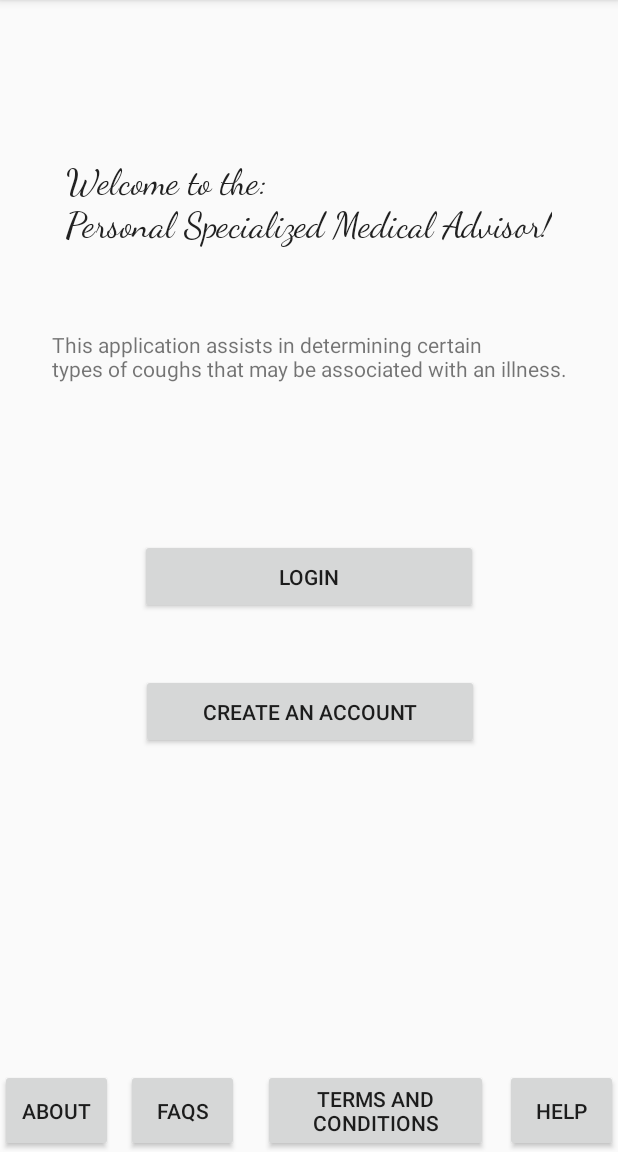
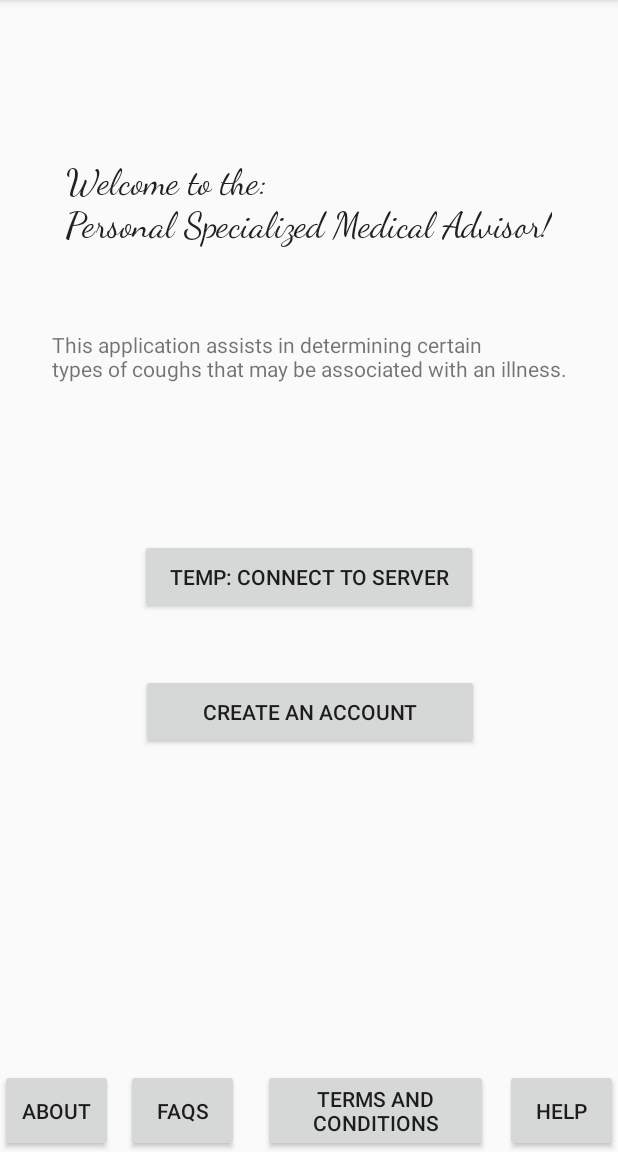
Before and after one commit to jonnn333/SeniorDesign24, an Android app: the screen it shows after launch (MainActivity), on a phone screen of 412 x 824 dp, the part 84-1236 px from its top. Run offline under Robolectric (Android 15) with nearby library versions, the phone set to English and light mode, and no system bars; 1 statement that could not run was skipped.

Commit message:
Basic Connection, Permissions, Layout
- Established basic connection with MATLAB server hosted by Dan
- Overrode Android Permissions (TODO: refine)
- Refined the layout of the app.

```diff
--- a/PSMA/app/src/main/AndroidManifest.xml
+++ b/PSMA/app/src/main/AndroidManifest.xml
@@ -1,6 +1,8 @@
 <?xml version="1.0" encoding="utf-8"?>
 <manifest xmlns:android="http://schemas.android.com/apk/res/android"
     package="capstones17_24.psma" >
+
+    <uses-permission android:name="android.permission.INTERNET" />
 
     <application
         android:allowBackup="true"
@@ -12,7 +14,6 @@
         <activity android:name=".MainActivity" >
             <intent-filter>
                 <action android:name="android.intent.action.MAIN" />
-
                 <category android:name="android.intent.category.LAUNCHER" />
             </intent-filter>
         </activity>
--- a/PSMA/app/src/main/java/capstones17_24/psma/MainActivity.java
+++ b/PSMA/app/src/main/java/capstones17_24/psma/MainActivity.java
@@ -1,20 +1,76 @@
 package capstones17_24.psma;
 
+import android.os.StrictMode;
 import android.support.v7.app.AppCompatActivity;
 import android.os.Bundle;
+import android.view.View;
 import android.widget.TextView;
+import android.widget.Toast;
+
+import android.media.MediaPlayer;
+import android.media.MediaRecorder;
+import android.os.Environment;
+import android.support.v7.app.AppCompatActivity;
+import android.os.Bundle;
+import android.view.View;
+import android.widget.Button;
+
+import java.io.IOException;
+import java.util.Random;
+import static android.Manifest.permission.RECORD_AUDIO;
+import static android.Manifest.permission.WRITE_EXTERNAL_STORAGE;
+import static capstones17_24.psma.Connection.*;
+
+import android.support.v4.app.ActivityCompat;
+import android.content.pm.PackageManager;
+import android.support.v4.content.ContextCompat;
+
 
 public class MainActivity extends AppCompatActivity {
 
     @Override
     protected void onCreate(Bundle savedInstanceState) {
         super.onCreate(savedInstanceState);
+
+
+        StrictMode.ThreadPolicy policy = new StrictMode.ThreadPolicy.Builder().permitAll().build();
+        StrictMode.setThreadPolicy(policy);
+
         setContentView(R.layout.activity_main);
 
     // Example of a call to a native method
     //TextView tv = (TextView) findViewById(R.id.sample_text);
     //tv.setText(stringFromJNI());
+
+        Button clickButton = (Button) findViewById(R.id.LoginButton);
+        clickButton.setOnClickListener( new View.OnClickListener() {
+
+            @Override
+            public void onClick(View v) {
+                Connection mainFunction = new Connection();
+                try {
+                    mainFunction.main();
+                } catch (IOException e) {
+                    e.printStackTrace();
+                }
+            }
+        });
+
+
     }
+
+   /*
+
+    public void LoginClick(View v) {
+        Toast.makeText(this, "Clicked on the Login Button!", Toast.LENGTH_LONG).show();
+    }
+*/
+
+    public void CreateAccountClick(View v) {
+        Toast.makeText(this, "Clicked on the Account Creation Button!", Toast.LENGTH_LONG).show();
+    }
+
+
 
     /**
      * A native method that is implemented by the 'native-lib' native library,
--- a/PSMA/app/src/main/res/layout/activity_main.xml
+++ b/PSMA/app/src/main/res/layout/activity_main.xml
@@ -8,6 +8,21 @@
     tools:context="capstones17_24.psma.MainActivity"
     android:id="@+id/constraintLayout">
 
+    <!--
+        TODO: 4/3/17, 4:37pm EDT
+        1) change font of title - script is weird, yo
+        2) add activity to record the voice
+        3) remove login/create account and change to "use tool" ~~
+        4) add voice recording capabilities and persistence princ
+        4.1) save as sound file, but test with message first)
+        5) integrate with MATLAB using TCP/IP sockets, Chall(FTP client)
+        6) debug and refine
+        7) app permissions
+        8) refine layout/aesthetics and such
+        9) debug and refine
+        10) prep for presentation (unrelated to app design)
+
+        -->
     <TextView
         android:id="@+id/sample_text"
         android:layout_width="wrap_content"
@@ -37,24 +52,26 @@
     <Button
         android:layout_width="225dp"
         android:layout_height="50dp"
-        android:text="Login"
+        android:text="Temp: Connect to Server"
         android:id="@+id/LoginButton"
         app:layout_constraintBottom_toBottomOf="parent"
         app:layout_constraintLeft_toLeftOf="parent"
         app:layout_constraintRight_toRightOf="parent"
         app:layout_constraintTop_toTopOf="parent"
+        android:onClick="LoginClick"
         />
     <Button
         android:layout_width="225dp"
         android:layout_height="50dp"
         android:text = "Create an Account"
-        android:id="@+id/CreateButton"
+        android:id="@+id/CreateAccountButton"
         app:layout_constraintBottom_toBottomOf="parent"
         app:layout_constraintLeft_toLeftOf="parent"
         app:layout_constraintRight_toRightOf="parent"
         app:layout_constraintTop_toTopOf="@id/LoginButton"
         app:layout_constraintHorizontal_bias="0.503"
-        app:layout_constraintVertical_bias="0.25" />
+        app:layout_constraintVertical_bias="0.25"
+        android:onClick="CreateAccountClick"/>
 
     <Button
         android:layout_width="75dp"
```
Also changed, not shown: PSMA/app/src/main/java/capstones17_24/psma/Connection.java (added, +28 -0 lines).
